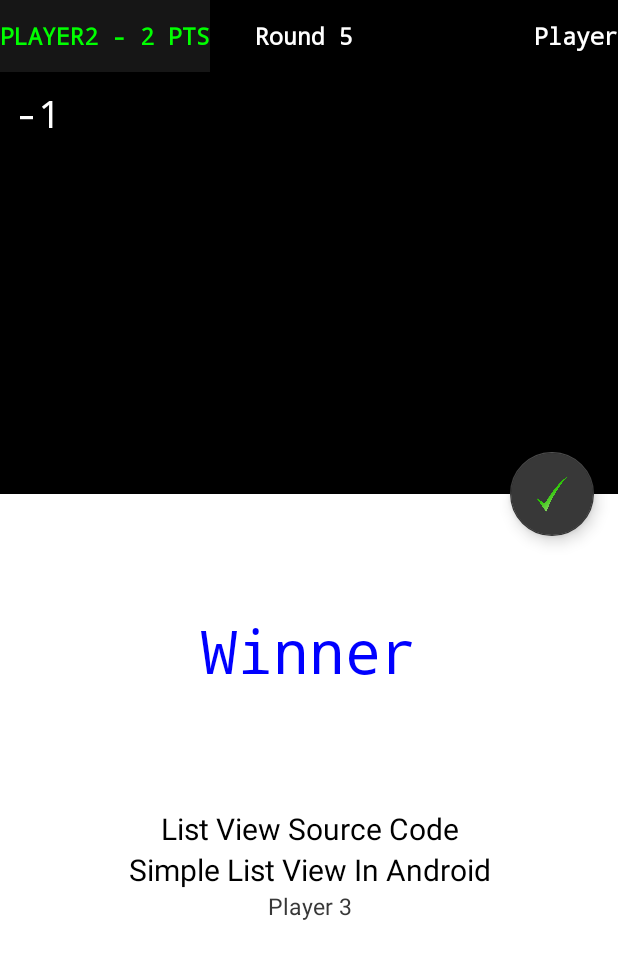
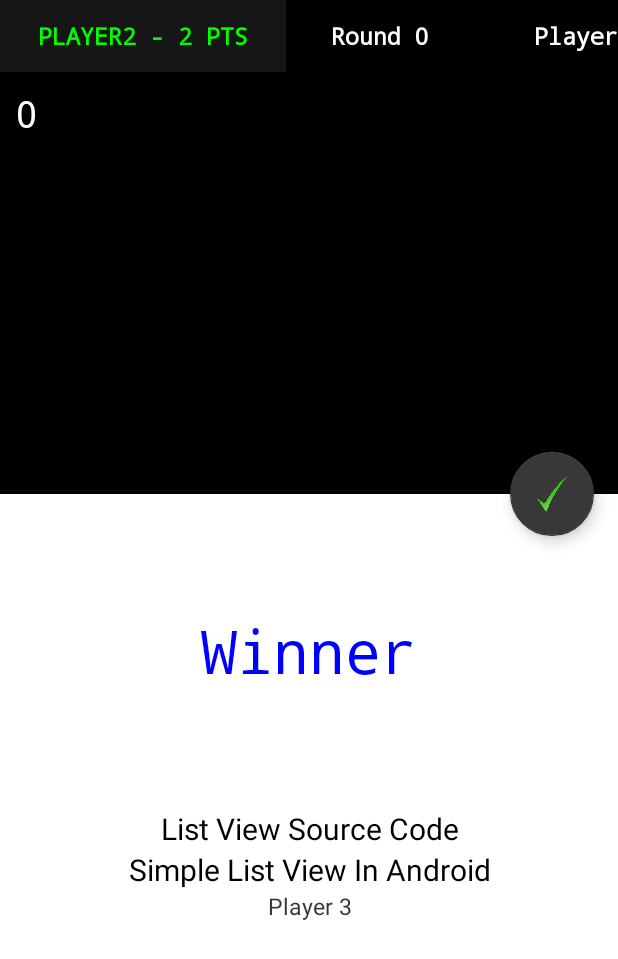
Before and after one commit to Lamouse/CM-CardsAgainstHumanity, an Android app: the FinalRound screen opened directly, with no data from a screen before it, on a phone screen of 412 x 824 dp. Shown: the top 959 px of the screen. Run offline under Robolectric (Android 15) with nearby library versions, the phone set to English and light mode, and no system bars; 3 statements that could not run were skipped.

Commit message:
added score table

```diff
--- a/CardsAgainstHumanity/app/src/main/java/com/example/asus/cardsagainsthumanity/game/FinalRound.java
+++ b/CardsAgainstHumanity/app/src/main/java/com/example/asus/cardsagainsthumanity/game/FinalRound.java
@@ -3,6 +3,7 @@
 import android.support.v7.app.AppCompatActivity;
 import android.os.Bundle;
 import android.view.View;
+import android.widget.Button;
 import android.widget.TextView;
 
 import com.example.asus.cardsagainsthumanity.ManagerInterface;
@@ -25,22 +26,17 @@
 
         Receiver.setActivity(this);
 
+        Button button = (Button) findViewById(R.id.show_dialog_box);
+        button.setText(Game.deviceName + " - " + Game.scoreTable.get(Game.deviceName) + " pts");
+
+        TextView textView = (TextView) findViewById(R.id.textRound);
+        textView.setText("Round "+Game.roundNumber);
+
         TextView questionTextView = (TextView) findViewById(R.id.black_card);
         questionTextView.setText("" + Game.questionID);
 
-        playerNames = new ArrayList<String>();
-        playerNames.add("Player1");
-        playerNames.add("Player2");
-        playerNames.add("Player4");
-        playerNames.add("Player3");
-        playerNames.add("Player5");
-
-        playerPoints = new ArrayList<Integer>();
-        playerPoints.add(3);
-        playerPoints.add(2);
-        playerPoints.add(1);
-        playerPoints.add(0);
-        playerPoints.add(0);
+        playerNames = new ArrayList<String>(Game.scoreTable.keySet());
+        playerPoints = new ArrayList<Integer>(Game.scoreTable.values());
     }
 
     @Override
--- a/CardsAgainstHumanity/app/src/main/res/layout/activity_final_round.xml
+++ b/CardsAgainstHumanity/app/src/main/res/layout/activity_final_round.xml
@@ -27,8 +27,9 @@
                 android:orientation="horizontal">
 
                 <Button
-                    android:layout_width="wrap_content"
                     android:layout_height="wrap_content"
+                    android:layout_width="0dp"
+                    android:layout_weight="0.5"
                     android:textColor="@color/colorGreen"
                     android:background="@color/colorNearBlack"
                     android:textSize="15sp"
@@ -39,8 +40,10 @@
                     android:id="@+id/show_dialog_box"/>
 
                 <TextView
-                    android:layout_width="wrap_content"
+                    android:id="@+id/textRound"
                     android:layout_height="wrap_content"
+                    android:layout_width="0dp"
+                    android:layout_weight="0.3"
                     android:textColor="@color/colorWhite"
                     android:layout_marginLeft="30dp"
                     android:textSize="15sp"
@@ -49,8 +52,9 @@
                     android:text="Round 5"/>
 
                 <TextView
-                    android:layout_width="fill_parent"
                     android:layout_height="wrap_content"
+                    android:layout_width="0dp"
+                    android:layout_weight="0.2"
                     android:textColor="@color/colorWhite"
                     android:textSize="15sp"
                     android:textStyle="bold"
```
Also changed, not shown: CardsAgainstHumanity/app/src/main/java/com/example/asus/cardsagainsthumanity/RoomActivity.java (+9 -0 lines), CardsAgainstHumanity/app/src/main/java/com/example/asus/cardsagainsthumanity/game/CzarPick.java (+10 -15 lines), CardsAgainstHumanity/app/src/main/java/com/example/asus/cardsagainsthumanity/game/PlayerPick.java (+16 -13 lines), CardsAgainstHumanity/app/src/main/java/com/example/asus/cardsagainsthumanity/game/PlayerWait.java (+10 -14 lines), CardsAgainstHumanity/app/src/main/java/com/example/asus/cardsagainsthumanity/game/utils/Game.java (+26 -0 lines), CardsAgainstHumanity/app/src/main/java/com/example/asus/cardsagainsthumanity/router/Receiver.java (+9 -0 lines), CardsAgainstHumanity/app/src/main/res/layout/activity_czar_pick.xml (+9 -4 lines), CardsAgainstHumanity/app/src/main/res/layout/activity_player_pick.xml (+7 -3 lines), CardsAgainstHumanity/app/src/main/res/layout/activity_player_wait.xml (+7 -3 lines).
